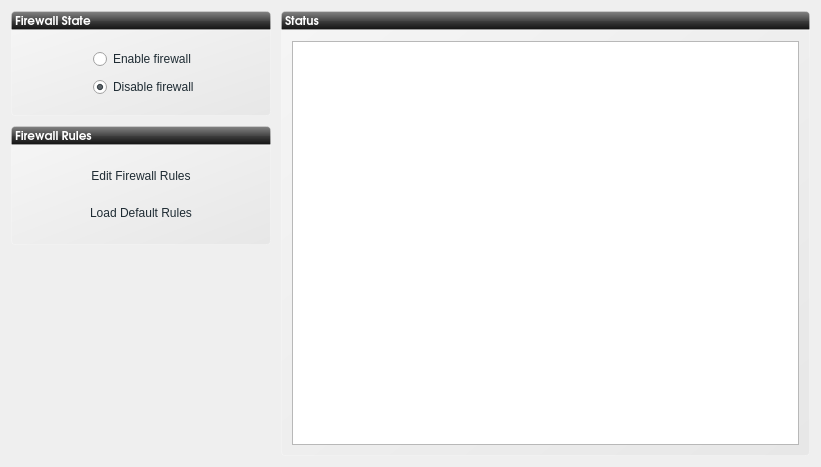
Before: the Qt Designer form branches/ahenk/2.0/renan.cakirerk/ahenk/lider/lider/plugins/plugin_firewall/firewall.ui in pars-linux/uludag, drawn with Qt 5.
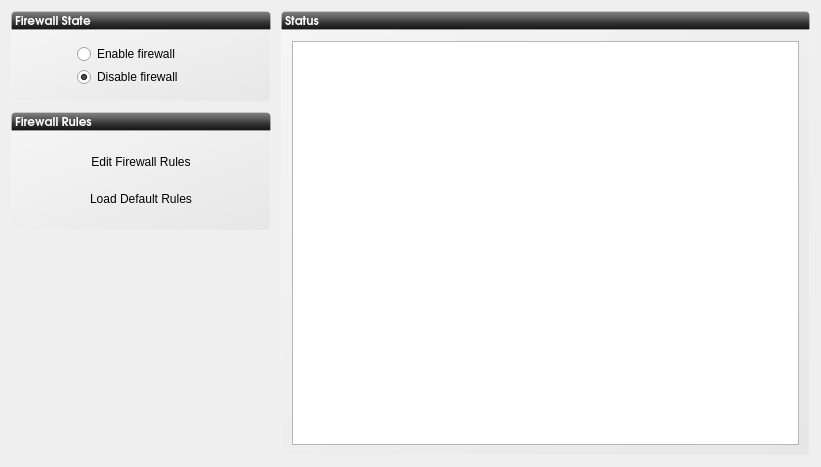
After: the same form once the commit is applied. Icons and pictures are not drawn.

Commit message: modify firewall, authentication, services screens, add new images, change node list behavior, fix log

What changed in the file:
```diff
--- a/branches/ahenk/2.0/renan.cakirerk/ahenk/lider/lider/plugins/plugin_firewall/firewall.ui
+++ b/branches/ahenk/2.0/renan.cakirerk/ahenk/lider/lider/plugins/plugin_firewall/firewall.ui
@@ -106,7 +106,7 @@
      <property name="minimumSize">
       <size>
        <width>260</width>
-       <height>86</height>
+       <height>72</height>
       </size>
      </property>
      <property name="maximumSize">
@@ -116,7 +116,7 @@
       </size>
      </property>
      <property name="styleSheet">
-      <string notr="true">color: rgb(30, 43, 51)</string>
+      <string notr="true"/>
      </property>
      <property name="title">
       <string/>
@@ -135,6 +135,11 @@
        <layout class="QVBoxLayout" name="verticalLayout">
         <item>
          <widget class="QRadioButton" name="radioEnable">
+          <property name="font">
+           <font>
+            <pointsize>9</pointsize>
+           </font>
+          </property>
           <property name="text">
            <string>Enable firewall</string>
           </property>
@@ -142,6 +147,11 @@
         </item>
         <item>
          <widget class="QRadioButton" name="radioDisable">
+          <property name="font">
+           <font>
+            <pointsize>9</pointsize>
+           </font>
+          </property>
           <property name="text">
            <string>Disable firewall</string>
           </property>
@@ -156,14 +166,14 @@
        <widget class="QLabel" name="pixmapStatus">
         <property name="minimumSize">
          <size>
-          <width>64</width>
-          <height>64</height>
+          <width>48</width>
+          <height>48</height>
          </size>
         </property>
         <property name="maximumSize">
          <size>
-          <width>64</width>
-          <height>64</height>
+          <width>48</width>
+          <height>48</height>
          </size>
         </property>
         <property name="text">
@@ -275,7 +285,7 @@
       </size>
      </property>
      <property name="styleSheet">
-      <string notr="true">color: rgb(30, 43, 51)</string>
+      <string notr="true"/>
      </property>
      <property name="title">
       <string/>
@@ -292,6 +302,14 @@
           <verstretch>0</verstretch>
          </sizepolicy>
         </property>
+        <property name="font">
+         <font>
+          <pointsize>9</pointsize>
+         </font>
+        </property>
+        <property name="styleSheet">
+         <string notr="true"/>
+        </property>
         <property name="text">
          <string>Load Default Rules</string>
         </property>
@@ -301,7 +319,7 @@
         </property>
         <property name="iconSize">
          <size>
-          <width>32</width>
+          <width>22</width>
           <height>32</height>
          </size>
         </property>
@@ -318,6 +336,11 @@
           <verstretch>0</verstretch>
          </sizepolicy>
         </property>
+        <property name="font">
+         <font>
+          <pointsize>9</pointsize>
+         </font>
+        </property>
         <property name="text">
          <string>Edit Firewall Rules</string>
         </property>
@@ -327,7 +350,7 @@
         </property>
         <property name="iconSize">
          <size>
-          <width>32</width>
+          <width>22</width>
           <height>32</height>
          </size>
         </property>
```
Left out of the diff: 11 changed lines with no effect on the pictures. The commit also changes 8 other files.
